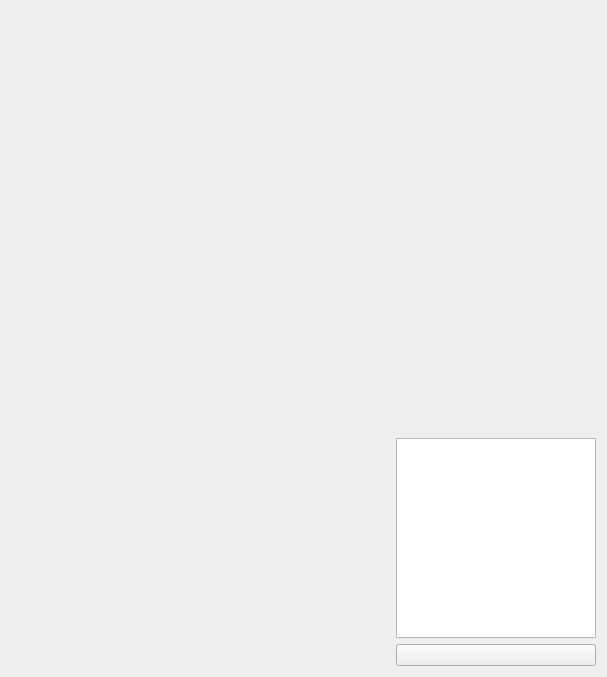
Old version of the form src/statistics/statisticsmainwindow.ui in the repository KDE/parley.
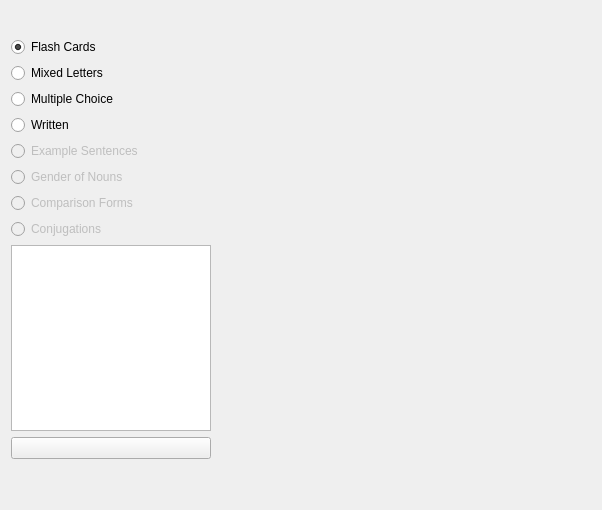
New version of the form. Custom widgets are drawn as their Qt base class.

Commit message: put the selection of practice mode into the statistics-start-practice screen

The edit to the form file:
```diff
--- a/src/statistics/statisticsmainwindow.ui
+++ b/src/statistics/statisticsmainwindow.ui
@@ -6,8 +6,8 @@
    <rect>
     <x>0</x>
     <y>0</y>
-    <width>607</width>
-    <height>677</height>
+    <width>602</width>
+    <height>510</height>
    </rect>
   </property>
   <property name="sizePolicy">
@@ -20,37 +20,14 @@
    <string>Form</string>
   </property>
   <layout class="QGridLayout" name="gridLayout">
-   <item row="0" column="0" colspan="2">
-    <widget class="QLabel" name="caption">
-     <property name="sizePolicy">
-      <sizepolicy hsizetype="Expanding" vsizetype="Preferred">
-       <horstretch>0</horstretch>
-       <verstretch>0</verstretch>
-      </sizepolicy>
-     </property>
-     <property name="text">
-      <string/>
-     </property>
-    </widget>
-   </item>
-   <item row="1" column="0" rowspan="3">
-    <widget class="LessonStatisticsView" name="lessonStatistics" native="true">
-     <property name="sizePolicy">
-      <sizepolicy hsizetype="Expanding" vsizetype="Expanding">
-       <horstretch>0</horstretch>
-       <verstretch>0</verstretch>
-      </sizepolicy>
-     </property>
-    </widget>
-   </item>
-   <item row="3" column="1">
+   <item row="11" column="1">
     <widget class="QPushButton" name="startPracticeButton">
      <property name="text">
       <string/>
      </property>
     </widget>
    </item>
-   <item row="2" column="1">
+   <item row="10" column="1">
     <widget class="QListWidget" name="languageList">
      <property name="sizePolicy">
       <sizepolicy hsizetype="Preferred" vsizetype="Expanding">
@@ -72,7 +49,89 @@
      </property>
     </widget>
    </item>
-   <item row="1" column="1">
+   <item row="7" column="1">
+    <widget class="QRadioButton" name="gender">
+     <property name="enabled">
+      <bool>false</bool>
+     </property>
+     <property name="text">
+      <string>Gender of Nouns</string>
+     </property>
+    </widget>
+   </item>
+   <item row="6" column="1">
+    <widget class="QRadioButton" name="exampleSentence">
+     <property name="enabled">
+      <bool>false</bool>
+     </property>
+     <property name="text">
+      <string>Example Sentences</string>
+     </property>
+    </widget>
+   </item>
+   <item row="5" column="1">
+    <widget class="QRadioButton" name="written">
+     <property name="text">
+      <string>Written</string>
+     </property>
+    </widget>
+   </item>
+   <item row="4" column="1">
+    <widget class="QRadioButton" name="multipleChoice">
+     <property name="text">
+      <string>Multiple Choice</string>
+     </property>
+    </widget>
+   </item>
+   <item row="3" column="1">
+    <widget class="QRadioButton" name="mixedLetters">
+     <property name="text">
+      <string>Mixed Letters</string>
+     </property>
+    </widget>
+   </item>
+   <item row="2" column="1">
+    <widget class="QRadioButton" name="flashCard">
+     <property name="text">
+      <string>Flash Cards</string>
+     </property>
+     <property name="checked">
+      <bool>true</bool>
+     </property>
+    </widget>
+   </item>
+   <item row="9" column="1">
+    <widget class="QRadioButton" name="conjugations">
+     <property name="enabled">
+      <bool>false</bool>
+     </property>
+     <property name="text">
+      <string>Conjugations</string>
+     </property>
+    </widget>
+   </item>
+   <item row="8" column="1">
+    <widget class="QRadioButton" name="comparisonForms">
+     <property name="enabled">
+      <bool>false</bool>
+     </property>
+     <property name="text">
+      <string>Comparison Forms</string>
+     </property>
+    </widget>
+   </item>
+   <item row="1" column="2" rowspan="12">
+    <widget class="LessonStatisticsView" name="lessonStatistics" native="true">
+     <property name="sizePolicy">
+      <sizepolicy hsizetype="Expanding" vsizetype="Expanding">
+       <horstretch>0</horstretch>
+       <verstretch>0</verstretch>
+      </sizepolicy>
+     </property>
+     <zorder>caption</zorder>
+    </widget>
+   </item>
+   <item row="12" column="1">
     <spacer name="verticalSpacer">
      <property name="orientation">
       <enum>Qt::Vertical</enum>
@@ -85,6 +144,19 @@
      </property>
     </spacer>
    </item>
+   <item row="0" column="2">
+    <widget class="QLabel" name="caption">
+     <property name="sizePolicy">
+      <sizepolicy hsizetype="Expanding" vsizetype="Preferred">
+       <horstretch>0</horstretch>
+       <verstretch>0</verstretch>
+      </sizepolicy>
+     </property>
+     <property name="text">
+      <string/>
+     </property>
+    </widget>
+   </item>
   </layout>
  </widget>
  <customwidgets>
```
The commit also changes 11 other files.
